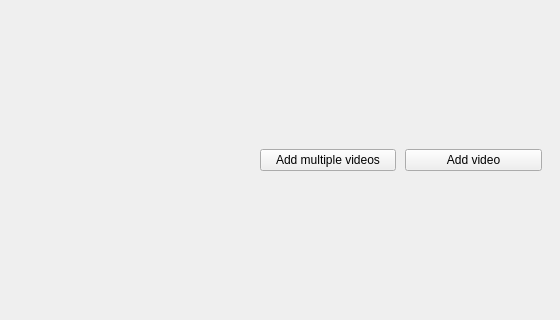
Before: the Qt Designer form ui/MainWindow.ui in WinterLab-Berlin/DeepEthoProfile, drawn with Qt 5; both pictures show x 240 to 800 and y 138 to 458 of the 800 by 600 pixel window.
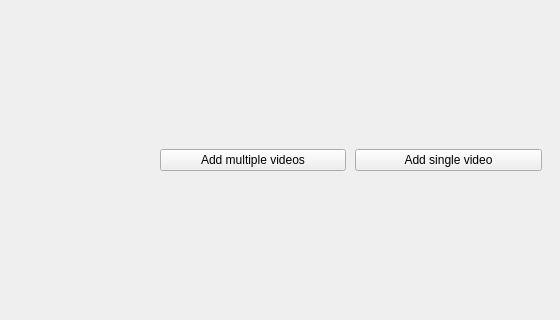
After: the same form once the commit is applied.

Diff of the .ui file:
```diff
--- a/ui/MainWindow.ui
+++ b/ui/MainWindow.ui
@@ -37,7 +37,7 @@
      <widget class="QWidget" name="widget" native="true">
       <property name="maximumSize">
        <size>
-        <width>300</width>
+        <width>400</width>
         <height>60</height>
        </size>
       </property>
@@ -60,7 +60,7 @@
        <item>
         <widget class="QPushButton" name="addTaskButton">
          <property name="text">
-          <string>Add video</string>
+          <string>Add single video</string>
          </property>
         </widget>
        </item>
```
Left out of the diff: 2 changed lines with no effect on the pictures.
